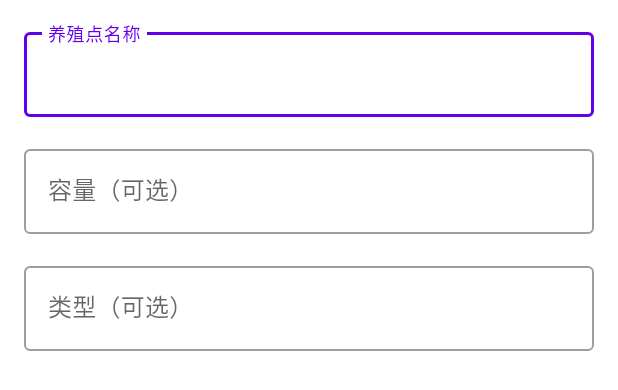
After one commit to kaijiewang-1/modelfarm, an Android app built with Jetpack Compose: the layout dialog_create_farm_site.xml on its own in the app's theme, with its tools: preview values and no code run, on a phone screen of 412 x 824 dp. The commit adds this screen. Shown: the top 390 px of the screen. Run offline under Robolectric (Android 15) with nearby library versions, the light colour scheme and no system bars.

Commit message:
新增了新建养殖点的功能，完善了各个养殖点内的设备展示

```diff
--- a/app/src/main/java/com/example/modelfarm/network/services/FarmApiService.kt
+++ b/app/src/main/java/com/example/modelfarm/network/services/FarmApiService.kt
@@ -73,7 +73,7 @@ interface FarmSiteApiService {
      * 删除养殖点
      */
     @DELETE("/farmSite")
-    fun deleteFarmSite(@Query("farmSiteId") farmSiteId: Int): Call<ApiResponse<Nothing>>
+    fun deleteFarmSite(@Query("farmSiteId") farmSiteId: Int): Call<ApiResponse<Void>>
 
     /**
      * 获取养殖点设备列表
--- /dev/null
+++ b/app/src/main/res/layout/dialog_create_farm_site.xml
@@ -0,0 +1,53 @@
+<?xml version="1.0" encoding="utf-8"?>
+<LinearLayout xmlns:android="http://schemas.android.com/apk/res/android"
+    android:layout_width="match_parent"
+    android:layout_height="wrap_content"
+    android:orientation="vertical"
+    android:padding="16dp">
+
+    <com.google.android.material.textfield.TextInputLayout
+        android:layout_width="match_parent"
+        android:layout_height="wrap_content"
+        android:hint="养殖点名称"
+        style="@style/Widget.MaterialComponents.TextInputLayout.OutlinedBox">
+
+        <com.google.android.material.textfield.TextInputEditText
+            android:id="@+id/et_farm_site_name"
+            android:layout_width="match_parent"
+            android:layout_height="wrap_content"
+            android:inputType="text" />
+
+    </com.google.android.material.textfield.TextInputLayout>
+
+    <com.google.android.material.textfield.TextInputLayout
+        android:layout_width="match_parent"
+        android:layout_height="wrap_content"
+        android:hint="容量（可选）"
+        android:layout_marginTop="16dp"
+        style="@style/Widget.MaterialComponents.TextInputLayout.OutlinedBox">
+
+        <com.google.android.material.textfield.TextInputEditText
+            android:id="@+id/et_capacity"
+            android:layout_width="match_parent"
+            android:layout_height="wrap_content"
+            android:inputType="number" />
+
+    </com.google.android.material.textfield.TextInputLayout>
+
+    <com.google.android.material.textfield.TextInputLayout
+        android:layout_width="match_parent"
+        android:layout_height="wrap_content"
+        android:hint="类型（可选）"
+        android:layout_marginTop="16dp"
+        style="@style/Widget.MaterialComponents.TextInputLayout.OutlinedBox">
+
+        <com.google.android.material.textfield.TextInputEditText
+            android:id="@+id/et_type"
+            android:layout_width="match_parent"
+            android:layout_height="wrap_content"
+            android:inputType="text" />
+
+    </com.google.android.material.textfield.TextInputLayout>
+
+
+</LinearLayout>
```
Also changed, not shown: app/src/main/java/com/example/modelfarm/network/repositories/FarmRepository.kt (+4 -4 lines), app/src/main/java/farm/FarmPointAdapter.java (+50 -23 lines), app/src/main/java/farm/farm_detail.java (+111 -32 lines), app/src/main/res/layout/item_farm_point.xml (+10 -0 lines), 4 other files.
